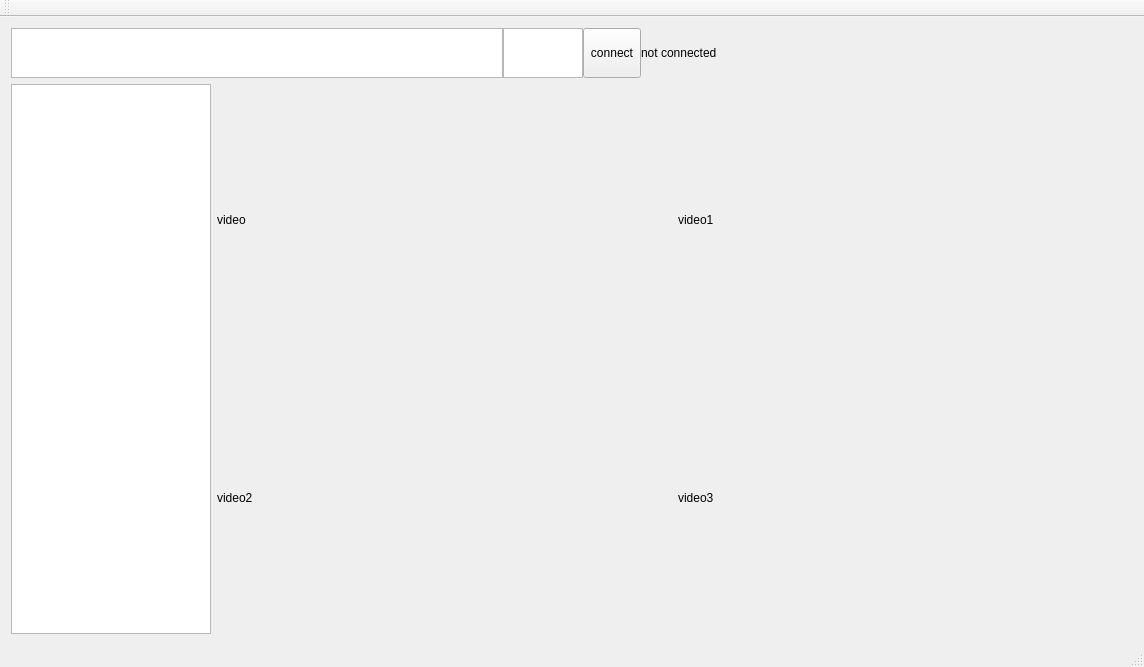
First picture: the form in myrtcdemo/mainwindow.ui, repository chinasarft/learnwebrtc, before the edit.
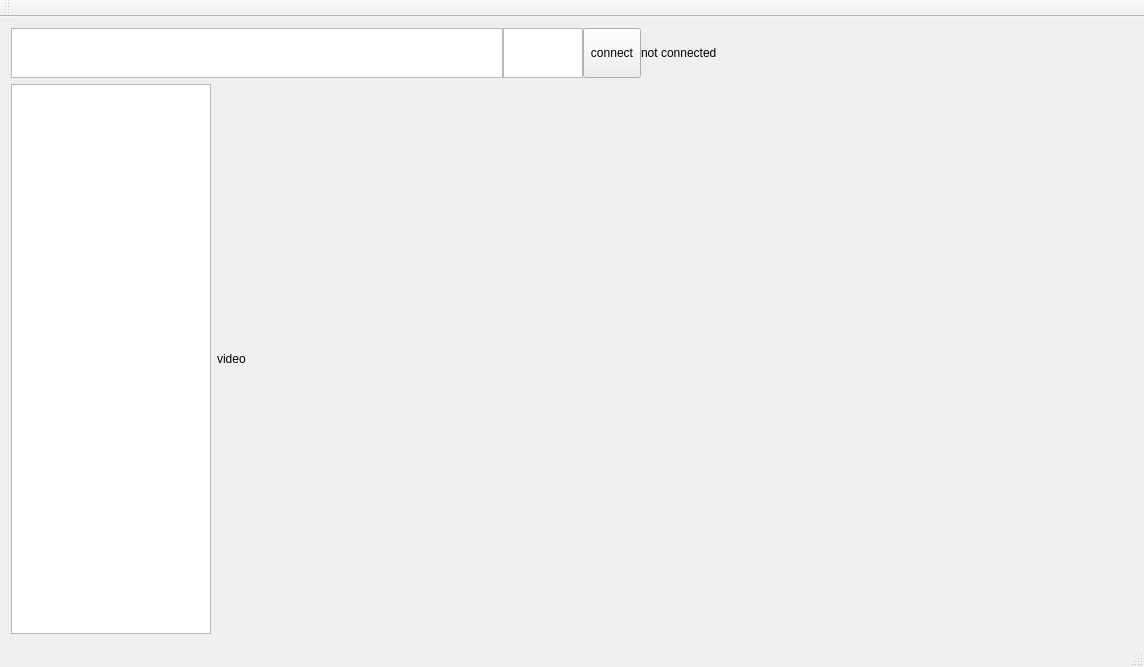
Second picture: the form after the edit.

Commit message: p2p is success now

Diff of the .ui file:
```diff
--- a/myrtcdemo/mainwindow.ui
+++ b/myrtcdemo/mainwindow.ui
@@ -151,27 +151,6 @@
            </property>
           </widget>
          </item>
-         <item row="0" column="1">
-          <widget class="QLabel" name="video1">
-           <property name="text">
-            <string>video1</string>
-           </property>
-          </widget>
-         </item>
-         <item row="1" column="0">
-          <widget class="QLabel" name="video2">
-           <property name="text">
-            <string>video2</string>
-           </property>
-          </widget>
-         </item>
-         <item row="1" column="1">
-          <widget class="QLabel" name="video3">
-           <property name="text">
-            <string>video3</string>
-           </property>
-          </widget>
-         </item>
         </layout>
        </item>
       </layout>
```
The commit also changes 2 other files.
